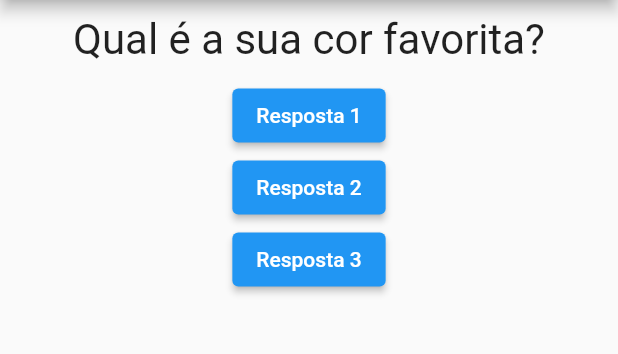
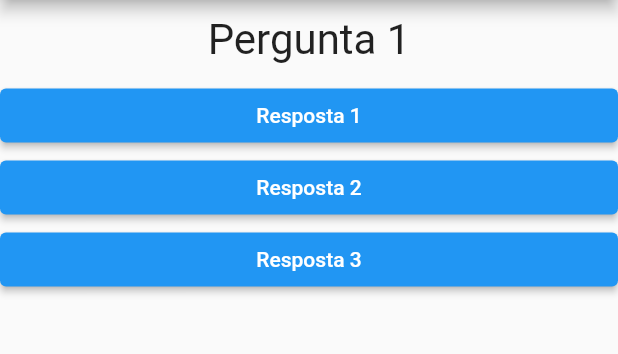
Before and after one commit to emilioeiji/projeto_perguntas, a Flutter app: the screen it shows after launch, on a phone screen of 412 x 824 dp, the part 84-438 px from its top. Run offline on Flutter 3.47's test engine with Material 2 defaults, Android fonts, the phone set to English and light mode, and no system bars.

Commit message:
Criando função resposta.

```diff
--- a/lib/main.dart
+++ b/lib/main.dart
@@ -1,5 +1,6 @@
 import 'package:flutter/material.dart';
 import './questao.dart';
+import './resposta.dart';
 
 main() => runApp(PerguntaApp());
 
@@ -10,14 +11,21 @@ class PerguntaAppState extends State<PerguntaApp> {
     setState(() {
       perguntaSelecionada++;
     });
-    print(perguntaSelecionada);
   }
 
   @override
   Widget build(BuildContext context) {
     final perguntas = [
-      'Qual é a sua cor favorita?',
-      'Qual é o seu animal favorito?',
+      'Pergunta 1',
+      'Pergunta 2',
+      'Pergunta 3',
+      'Pergunta 4',
+      'Pergunta 5',
+      'Pergunta 6',
+      'Pergunta 7',
+      'Pergunta 8',
+      'Pergunta 9',
+      'Pergunta 10',
     ];
 
     return MaterialApp(
@@ -28,18 +36,9 @@ class PerguntaAppState extends State<PerguntaApp> {
         body: Column(
           children: <Widget>[
             Questao(perguntas[perguntaSelecionada]),
-            ElevatedButton(
-              onPressed: responder,
-              child: const Text('Resposta 1'),
-            ),
-            ElevatedButton(
-              onPressed: responder,
-              child: const Text('Resposta 2'),
-            ),
-            ElevatedButton(
-              onPressed: responder,
-              child: const Text('Resposta 3'),
-            ),
+            Resposta('Resposta 1', responder),
+            Resposta('Resposta 2', responder),
+            Resposta('Resposta 3', responder),
           ],
         ),
       ),
--- /dev/null
+++ b/lib/resposta.dart
@@ -0,0 +1,23 @@
+import 'package:flutter/material.dart';
+
+class Resposta extends StatelessWidget {
+  final String texto;
+  final void Function() quandoSelecionado;
+
+  const Resposta(this.texto, this.quandoSelecionado, {super.key});
+
+  @override
+  Widget build(BuildContext context) {
+    return Container(
+      width: double.infinity,
+      child: ElevatedButton(
+        style: ElevatedButton.styleFrom(
+          primary: Colors.blue,
+          onPrimary: Colors.white,
+        ),
+        onPressed: quandoSelecionado,
+        child: Text(texto),
+      ),
+    );
+  }
+}
```
